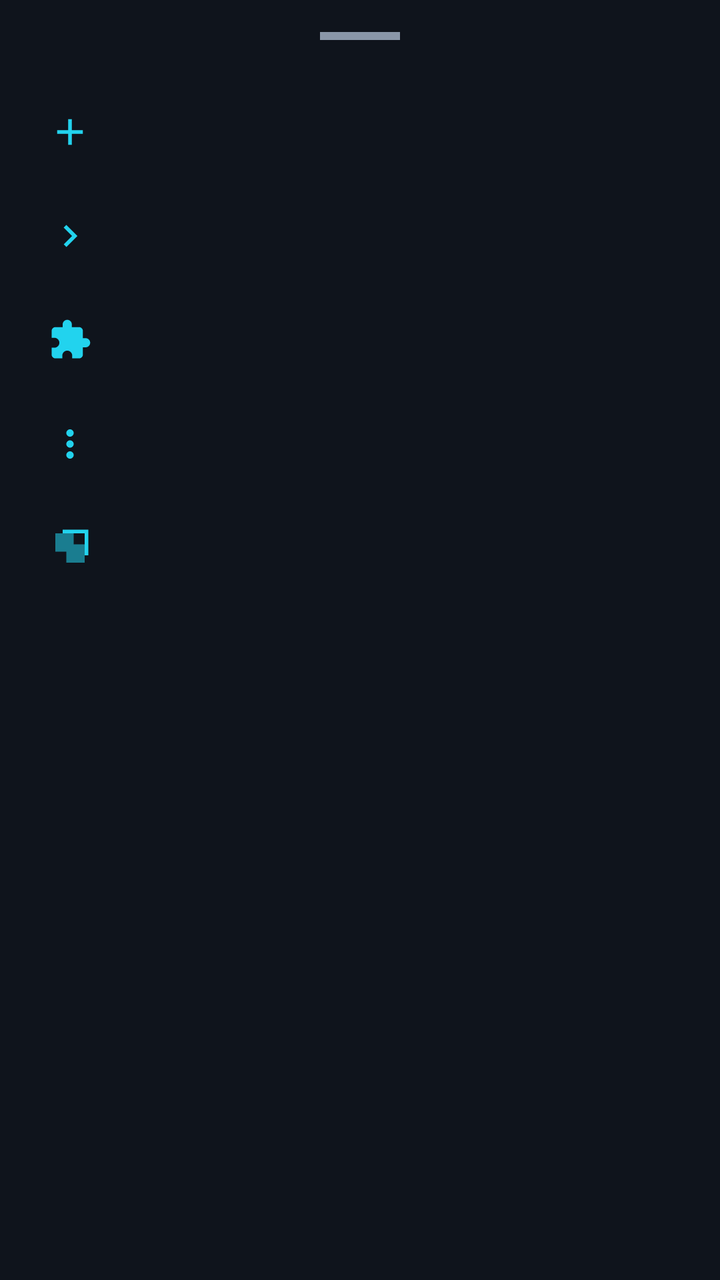
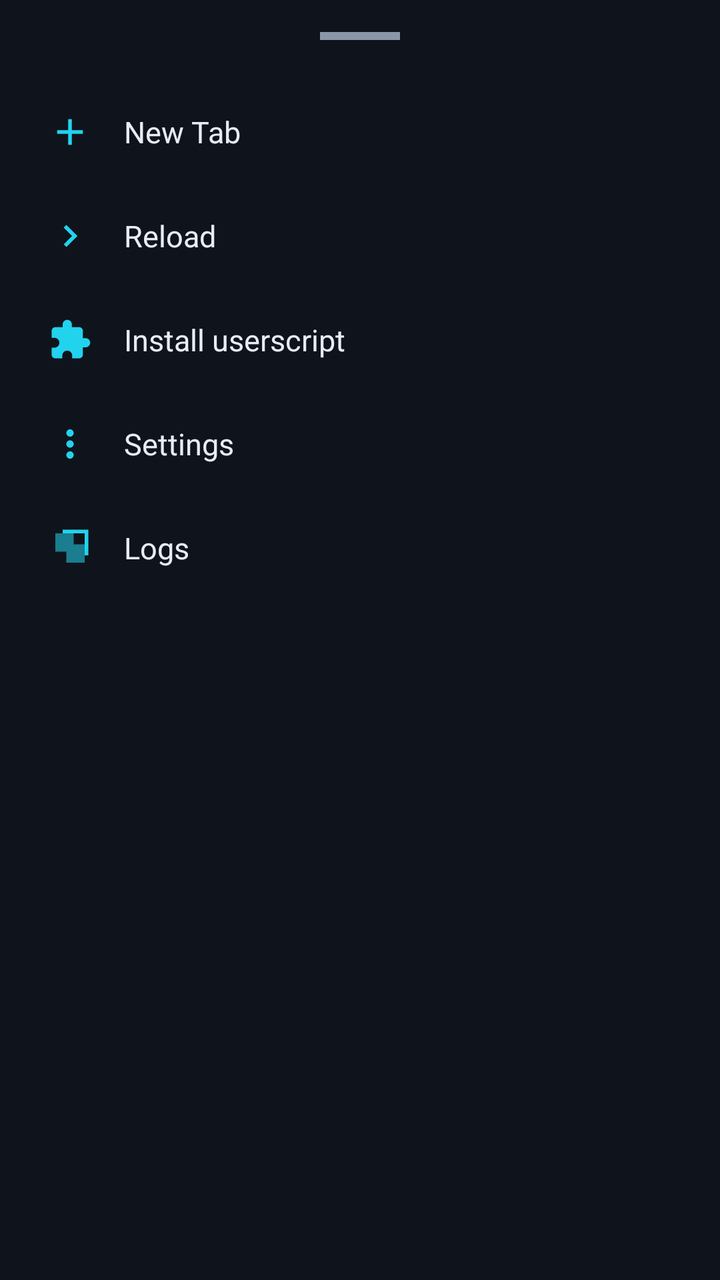

An Android layout rendered at two revisions. The XML below is the earlier revision; the diff shows what the commit changed to produce the second picture.
<!-- AndroidManifest.xml: application theme Theme.UHCompanion -->
<!-- res/layout/dialog_main_menu.xml -->
<?xml version="1.0" encoding="utf-8"?>
<LinearLayout xmlns:android="http://schemas.android.com/apk/res/android"
    xmlns:app="http://schemas.android.com/apk/res-auto"
    android:layout_width="match_parent"
    android:layout_height="wrap_content"
    android:orientation="vertical"
    android:background="@color/surface_2"
    android:padding="16dp">

    <View
        android:layout_width="40dp"
        android:layout_height="4dp"
        android:background="@color/subtext"
        android:layout_gravity="center_horizontal"
        android:layout_marginBottom="20dp" />

    <LinearLayout
        android:id="@+id/btnNewTab"
        android:layout_width="match_parent"
        android:layout_height="52dp"
        android:orientation="horizontal"
        android:gravity="center_vertical"
        android:background="?attr/selectableItemBackground"
        android:paddingStart="8dp"
        android:paddingEnd="8dp">
        <ImageView
            android:layout_width="22dp"
            android:layout_height="22dp"
            android:src="@drawable/ic_add"
            app:tint="@color/accent" />
        <TextView
            android:text="New Tab"
            android:textColor="@color/text"
            android:textSize="15sp"
            android:layout_marginStart="16dp" />
    </LinearLayout>

    <LinearLayout
        android:id="@+id/btnReload"
        android:layout_width="match_parent"
        android:layout_height="52dp"
        android:orientation="horizontal"
        android:gravity="center_vertical"
        android:background="?attr/selectableItemBackground"
        android:paddingStart="8dp"
        android:paddingEnd="8dp">
        <ImageView
            android:layout_width="22dp"
            android:layout_height="22dp"
            android:src="@drawable/ic_forward"
            app:tint="@color/accent" />
        <TextView
            android:text="Reload"
            android:textColor="@color/text"
            android:textSize="15sp"
            android:layout_marginStart="16dp" />
    </LinearLayout>

    <LinearLayout
        android:id="@+id/btnInstallScript"
        android:layout_width="match_parent"
        android:layout_height="52dp"
        android:orientation="horizontal"
        android:gravity="center_vertical"
        android:background="?attr/selectableItemBackground"
        android:paddingStart="8dp"
        android:paddingEnd="8dp">
        <ImageView
            android:layout_width="22dp"
            android:layout_height="22dp"
            android:src="@drawable/ic_extension_rounded"
            app:tint="@color/accent" />
        <TextView
            android:text="Install userscript"
            android:textColor="@color/text"
            android:textSize="15sp"
            android:layout_marginStart="16dp" />
    </LinearLayout>

    <LinearLayout
        android:id="@+id/btnSettings"
        android:layout_width="match_parent"
        android:layout_height="52dp"
        android:orientation="horizontal"
        android:gravity="center_vertical"
        android:background="?attr/selectableItemBackground"
        android:paddingStart="8dp"
        android:paddingEnd="8dp">
        <ImageView
            android:layout_width="22dp"
            android:layout_height="22dp"
            android:src="@drawable/ic_menu"
            app:tint="@color/accent" />
        <TextView
            android:text="Settings"
            android:textColor="@color/text"
            android:textSize="15sp"
            android:layout_marginStart="16dp" />
    </LinearLayout>

    <LinearLayout
        android:id="@+id/btnLogs"
        android:layout_width="match_parent"
        android:layout_height="52dp"
        android:orientation="horizontal"
        android:gravity="center_vertical"
        android:background="?attr/selectableItemBackground"
        android:paddingStart="8dp"
        android:paddingEnd="8dp">
        <ImageView
            android:layout_width="22dp"
            android:layout_height="22dp"
            android:src="@drawable/ic_tabs"
            app:tint="@color/accent" />
        <TextView
            android:text="Logs"
            android:textColor="@color/text"
            android:textSize="15sp"
            android:layout_marginStart="16dp" />
    </LinearLayout>

</LinearLayout>
<!-- resources referenced by this layout -->
<resources>
  <color name="accent">#22D3EE</color>
  <color name="subtext">#8A96A8</color>
  <color name="surface_2">#0F141C</color>
  <color name="text">#E6EDF5</color>
  <!-- drawable ic_add (drawable) -->
  <vector xmlns:android="http://schemas.android.com/apk/res/android"
      android:width="24dp" android:height="24dp"
      android:viewportWidth="24" android:viewportHeight="24">
      <path android:fillColor="#0A0D14"
          android:pathData="M19,13h-6v6h-2v-6H5v-2h6V5h2v6h6z"/>
  </vector>
  <!-- drawable ic_extension_rounded (drawable) -->
  <vector xmlns:android="http://schemas.android.com/apk/res/android"
      android:width="24dp" android:height="24dp"
      android:viewportWidth="24" android:viewportHeight="24">
      <path android:fillColor="#4ADE80"
          android:pathData="M20.5,11H19V7c0,-1.1 -0.9,-2 -2,-2h-4V3.5C13,2.12 11.88,1 10.5,1S8,2.12 8,3.5V5H4c-1.1,0 -1.99,0.9 -1.99,2v3.8H3.5c1.49,0 2.7,1.21 2.7,2.7s-1.21,2.7 -2.7,2.7H2V20c0,1.1 0.9,2 2,2h3.8v-1.5c0,-1.49 1.21,-2.7 2.7,-2.7 1.49,0 2.7,1.21 2.7,2.7V22H17c1.1,0 2,-0.9 2,-2v-4h1.5c1.38,0 2.5,-1.12 2.5,-2.5S21.88,11 20.5,11z"/>
  </vector>
  <!-- drawable ic_forward (drawable) -->
  <vector xmlns:android="http://schemas.android.com/apk/res/android"
      android:width="24dp" android:height="24dp"
      android:viewportWidth="24" android:viewportHeight="24">
      <path android:fillColor="#E6EDF5"
          android:pathData="M8.59,16.59L10,18l6,-6 -6,-6 -1.41,1.41L13.17,12z"/>
  </vector>
  <!-- drawable ic_menu (drawable) -->
  <vector xmlns:android="http://schemas.android.com/apk/res/android"
      android:width="24dp" android:height="24dp"
      android:viewportWidth="24" android:viewportHeight="24">
      <path android:fillColor="#E6EDF5"
          android:pathData="M12,8c1.1,0 2,-0.9 2,-2s-0.9,-2 -2,-2 -2,0.9 -2,2 0.9,2 2,2zM12,10c-1.1,0 -2,0.9 -2,2s0.9,2 2,2 2,-0.9 2,-2 -0.9,-2 -2,-2zM12,16c-1.1,0 -2,0.9 -2,2s0.9,2 2,2 2,-0.9 2,-2 -0.9,-2 -2,-2z"/>
  </vector>
  <!-- drawable ic_tabs (drawable) -->
  <vector xmlns:android="http://schemas.android.com/apk/res/android"
      android:width="24dp" android:height="24dp"
      android:viewportWidth="24" android:viewportHeight="24">
      <path android:fillColor="#E6EDF5"
          android:pathData="M4,4h10v10H4zM10,10h10v10H10z" android:fillAlpha="0.55"/>
      <path android:fillColor="#E6EDF5"
          android:pathData="M8,2h14v14h-2V4H8z"/>
  </vector>
  <style name="Theme.UHCompanion" parent="Theme.Material3.DayNight.NoActionBar">
          <item name="android:statusBarColor">@color/bg</item>
          <item name="android:navigationBarColor">@color/bg</item>
          <item name="android:windowLightStatusBar">false</item>
          <item name="colorPrimary">@color/accent</item>
          <item name="colorOnPrimary">@color/bg</item>
          <item name="colorSurface">@color/surface</item>
          <item name="colorOnSurface">@color/text</item>
      </style>
  <color name="bg">#0B0F14</color>
  <color name="surface">#161B24</color>
</resources>

<!-- the commit's change to res/layout/dialog_main_menu.xml (unified diff, before → after) -->
@@ -29,6 +29,8 @@
             android:src="@drawable/ic_add"
             app:tint="@color/accent" />
         <TextView
+            android:layout_width="wrap_content"
+            android:layout_height="wrap_content"
             android:text="New Tab"
             android:textColor="@color/text"
             android:textSize="15sp"
@@ -50,6 +52,8 @@
             android:src="@drawable/ic_forward"
             app:tint="@color/accent" />
         <TextView
+            android:layout_width="wrap_content"
+            android:layout_height="wrap_content"
             android:text="Reload"
             android:textColor="@color/text"
             android:textSize="15sp"
@@ -71,6 +75,8 @@
             android:src="@drawable/ic_extension_rounded"
             app:tint="@color/accent" />
         <TextView
+            android:layout_width="wrap_content"
+            android:layout_height="wrap_content"
             android:text="Install userscript"
             android:textColor="@color/text"
             android:textSize="15sp"
@@ -92,6 +98,8 @@
             android:src="@drawable/ic_menu"
             app:tint="@color/accent" />
         <TextView
+            android:layout_width="wrap_content"
+            android:layout_height="wrap_content"
             android:text="Settings"
             android:textColor="@color/text"
             android:textSize="15sp"
@@ -113,6 +121,8 @@
             android:src="@drawable/ic_tabs"
             app:tint="@color/accent" />
         <TextView
+            android:layout_width="wrap_content"
+            android:layout_height="wrap_content"
             android:text="Logs"
             android:textColor="@color/text"
             android:textSize="15sp"
